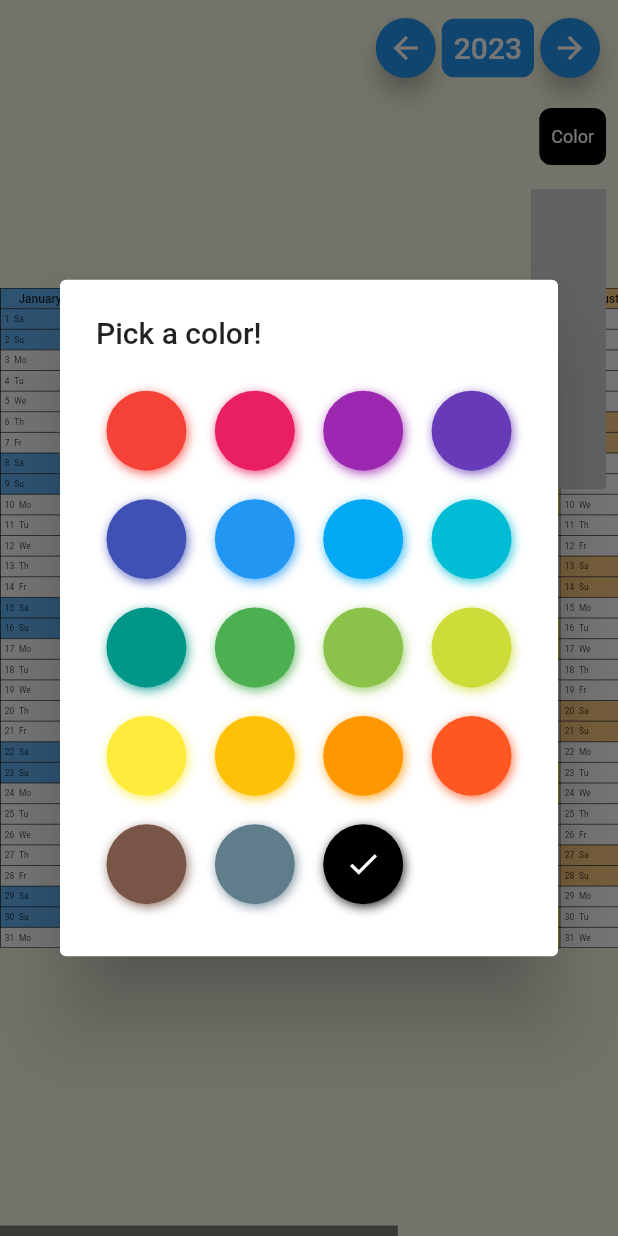
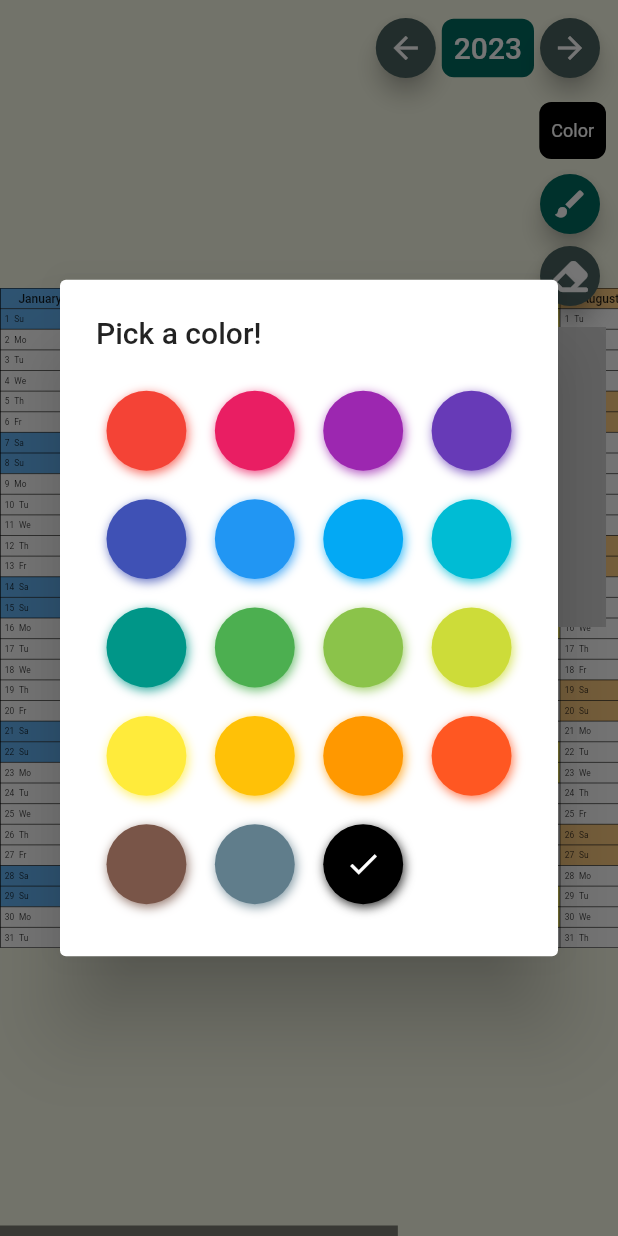
Before and after one commit to AlexanderThiele/stift_flutter_app, a Flutter app: the screen it shows once a user with an empty profile is signed in, after a tap on the "arrow forward" icon, after a tap on "Color", on a phone screen of 412 x 824 dp. Run offline on Flutter 3.47's test engine with Material 2 defaults, Android fonts, the phone set to English and light mode, and no system bars; drawn by our look-alikes of flutter_colorpicker; our stand-ins replace another_xlider, cloud_firestore, firebase_auth, firebase_core, flutter_riverpod, font_awesome_flutter and 2 more; missing offline and left inert: gesture_x_detector; accounts and stored records are empty; generated files the repository leaves out were written again; network calls fail.

Commit message:
brushes, colors, eraser etc.

```diff
--- a/lib/cal/paint_view.dart
+++ b/lib/cal/paint_view.dart
@@ -1,30 +1,31 @@
 import 'package:flutter/material.dart';
 import 'package:gesture_x_detector/gesture_x_detector.dart';
+import 'package:hooks_riverpod/hooks_riverpod.dart';
+import 'package:pencalendar/controller/active_brush_controller.dart';
+import 'package:pencalendar/controller/active_calendar_controller.dart';
+import 'package:pencalendar/controller/active_color_controller.dart';
+import 'package:pencalendar/controller/active_width_controller.dart';
+import 'package:pencalendar/models/brush.dart';
+import 'package:pencalendar/models/single_draw.dart';
 import 'package:pencalendar/utils/douglas_peucker_algorithmus.dart';
 
-class PaintView extends StatefulWidget {
+class PaintView extends ConsumerWidget {
   final Function enableZoom;
   final Function disableZoom;
   final Function(List<Offset>, Color, double) onPaintEnd;
-  final Color color;
-  final double activeWidth;
+  final Function(Offset) checkDelete;
 
-  const PaintView(
+  final currentDrawingProvider = StateProvider<List<Offset>>((ref) => []);
+
+  PaintView(
       {required this.enableZoom,
       required this.disableZoom,
       required this.onPaintEnd,
-      required this.color,
-      required this.activeWidth,
+      required this.checkDelete,
       Key? key})
       : super(key: key);
 
-  @override
-  State createState() => _PaintViewState();
-}
-
-class _PaintViewState extends State<PaintView> {
   // final List<CompletedPaint> _points = [];
-  List<Offset> _currentDrawing = [];
   late double width;
   late double height;
 
@@ -47,78 +48,106 @@ class _PaintViewState extends State<PaintView> {
   }
 
   @override
-  Widget build(BuildContext context) {
+  Widget build(BuildContext context, WidgetRef ref) {
+    final Color activeColor = ref.watch(activeColorProvider);
+    final activeWidth = ref.watch(activeWidthProvider);
+    final activeBrush = ref.watch(activeBrushProvider);
+    final currentDrawing = ref.watch(currentDrawingProvider);
+    final activeCalendar = ref.watch(activeCalendarControllerProvider);
+
     return LayoutBuilder(
       builder: (context, constraints) {
         width = constraints.maxWidth;
         height = constraints.maxHeight;
         return XGestureDetector(
             onMoveStart: (MoveEvent event) {
-            widget.disableZoom();
+              disableZoom();
+              if (activeBrush == Brush.eraser) {
+                return;
+              }
               print("move start");
-            setState(() {
-              _currentDrawing.add(event.localPos);
-            });
+              ref.read(currentDrawingProvider.notifier).state = [
+                ...currentDrawing,
+                event.localPos
+              ];
             },
             onMoveUpdate: (MoveEvent event) {
-            setState(() {
-              _currentDrawing.add(checkPos(event.localPos));
-            });
+              if (activeBrush == Brush.eraser) {
+                // check points
+                ref
+                    .read(activeCalendarControllerProvider.notifier)
+                    .onDeleteCalculation(event.localPos);
+                return;
+              } else {
+                ref.read(currentDrawingProvider.notifier).state = [
+                  ...currentDrawing,
+                  event.localPos
+                ];
+              }
             },
             onMoveEnd: (MoveEvent event) {
-            widget.enableZoom();
+              enableZoom();
+              if (activeBrush == Brush.eraser) {
+                return;
+              }
               print("move end");
-            widget.onPaintEnd.call(simplifyDouglasPeucker(_currentDrawing, 0.2),
-                widget.color, widget.activeWidth);
-            setState(() {
-              //_points.add(CompletedPaint(_currentDrawing, widget.color));
-              _currentDrawing = [];
-            });
+              onPaintEnd.call(simplifyDouglasPeucker(currentDrawing, 0.2),
+                  activeColor, activeWidth);
+
+              ref.read(currentDrawingProvider.notifier).state = [];
             },
             onScaleStart: (event) {
-            widget.enableZoom();
+              enableZoom();
             },
             onScaleUpdate: (event) {},
             onScaleEnd: () {
-            widget.disableZoom();
-            _currentDrawing.clear();
+              disableZoom();
+              ref.read(currentDrawingProvider.notifier).state = [];
             },
             child: CustomPaint(
               painter: Signature(
-                points: _currentDrawing,
-                color: widget.color,
-                strokeWidth: widget.activeWidth),
+                  points: currentDrawing,
+                  drawingList: activeCalendar?.drawingList,
+                  color: activeColor,
+                  strokeWidth: activeWidth),
               size: Size.infinite,
-          )
-        );
+            ));
       },
     );
   }
+
+  _checkDelete() {}
 }
 
-/*
-class CompletedPaint {
-  late List<Offset> pointList;
-  Color color;
-
-  CompletedPaint(List<Offset> completePointList, this.color) {
-    pointList = simplifyDouglasPeucker(completePointList, 0.2);
-    print("from ${completePointList.length} to ${pointList.length}");
-  }
-
-  get signature => Signature(points: pointList, color: color);
-}
-*/
 class Signature extends CustomPainter {
   List<Offset> points;
   Color color;
   double strokeWidth;
+  List<SingleDraw>? drawingList;
 
   Signature(
-      {required this.points, required this.color, required this.strokeWidth});
+      {required this.points,
+      required this.color,
+      required this.strokeWidth,
+      required this.drawingList});
 
   @override
   void paint(Canvas canvas, Size size) {
+    // EXISTING DRAWINGS
+    if (drawingList != null) {
+      for (SingleDraw draw in drawingList!) {
+        Paint paint = Paint()
+          ..color = draw.color
+          ..strokeCap = StrokeCap.round
+          ..strokeWidth = draw.size;
+
+        for (int i = 0; i < draw.pointList.length - 1; i++) {
+          canvas.drawLine(draw.pointList[i], draw.pointList[i + 1], paint);
+        }
+      }
+    }
+
+    // CURRENT DRAWING
     Paint paint = Paint()
       ..color = color
       ..strokeCap = StrokeCap.round
@@ -130,5 +159,13 @@ class Signature extends CustomPainter {
   }
 
   @override
-  bool shouldRepaint(Signature oldDelegate) => oldDelegate.points != points;
+  bool shouldRepaint(Signature oldDelegate) {
+    if (points != oldDelegate.points) {
+      return true;
     }
+    if (drawingList?.length != oldDelegate.drawingList?.length) {
+      return true;
+    }
+    return false;
+  }
+}
--- a/lib/cal/saved_paint_layer.dart
+++ b/lib/cal/saved_paint_layer.dart
@@ -4,12 +4,14 @@ import 'package:pencalendar/cal/widgets/signatur_painter.dart';
 import 'package:pencalendar/controller/active_calendar_controller.dart';
 import 'package:pencalendar/models/single_draw.dart';
 
-class SavedPaintLayer extends HookConsumerWidget {
+class SavedPaintLayer extends ConsumerWidget {
+  const SavedPaintLayer({Key? key}) : super(key: key);
 
   @override
   Widget build(BuildContext context, WidgetRef ref) {
     var activeCalProvider = ref.watch(activeCalendarControllerProvider);
-    if(activeCalProvider == null){
+    print("rebuild ${activeCalProvider?.drawingList.length}");
+    if (activeCalProvider == null) {
       return const SizedBox();
     }
     return CustomPaint(
--- /dev/null
+++ b/lib/controller/active_brush_controller.dart
@@ -0,0 +1,4 @@
+import 'package:hooks_riverpod/hooks_riverpod.dart';
+import 'package:pencalendar/models/brush.dart';
+
+final activeBrushProvider = StateProvider<Brush>((ref) => Brush.pen);
--- a/lib/main.dart
+++ b/lib/main.dart
@@ -21,29 +21,34 @@ class MyApp extends HookConsumerWidget {
   Widget build(BuildContext context, WidgetRef ref) {
     var user = ref.watch(authControllerProvider);
 
+    ThemeData theme =
+        ThemeData(colorSchemeSeed: Colors.teal, brightness: Brightness.light);
+
+    ThemeData themeDark =
+        ThemeData(colorSchemeSeed: Colors.teal, brightness: Brightness.dark);
+
     if (user == null) {
-      return Scaffold(
+      return MaterialApp(
+          theme: theme,
+          home: Scaffold(
               body: Column(
                   mainAxisAlignment: MainAxisAlignment.center,
                   crossAxisAlignment: CrossAxisAlignment.stretch,
                   children: const [
                 Align(
                     alignment: Alignment.center,
-              child: CircularProgressIndicator(),
-            )
-          ],
-        ),
-      );
+                    child: CircularProgressIndicator())
+              ])));
     }
     return MaterialApp.router(
       debugShowCheckedModeBanner: false,
+      theme: theme,
       routeInformationProvider: _router.routeInformationProvider,
       routeInformationParser: _router.routeInformationParser,
       routerDelegate: _router.routerDelegate,
       title: 'Pencal',
     );
   }
-
 
   final GoRouter _router = GoRouter(
     routes: <GoRoute>[
--- /dev/null
+++ b/lib/models/brush.dart
@@ -0,0 +1,3 @@
+enum Brush{
+  pen, eraser
+}
--- a/lib/pages/cal_page/cal_page.dart
+++ b/lib/pages/cal_page/cal_page.dart
@@ -3,11 +3,13 @@ import 'package:hooks_riverpod/hooks_riverpod.dart';
 import 'package:pencalendar/cal/cal_table.dart';
 import 'package:pencalendar/cal/paint_view.dart';
 import 'package:pencalendar/cal/saved_paint_layer.dart';
+import 'package:pencalendar/controller/active_brush_controller.dart';
 import 'package:pencalendar/controller/active_calendar_controller.dart';
 import 'package:pencalendar/controller/active_color_controller.dart';
 import 'package:pencalendar/controller/active_width_controller.dart';
 import 'package:pencalendar/controller/calendar_controller.dart';
 import 'package:pencalendar/models/Calendar.dart';
+import 'package:pencalendar/pages/cal_page/widgets/brushes_widget.dart';
 import 'package:pencalendar/pages/cal_page/widgets/color_widget.dart';
 import 'package:pencalendar/pages/cal_page/widgets/width_slider_widget.dart';
 import 'package:pencalendar/pages/cal_page/widgets/year_widget.dart';
@@ -27,15 +29,9 @@ class ZoomEnabledNotifier extends ChangeNotifier {
   }
 }
 
-class SelectedYearNotifier extends ChangeNotifier {
-  int currentYear = DateTime.now().year;
-}
-
-class CalPage extends HookConsumerWidget {
+class CalPage extends ConsumerWidget {
   final zoomEnabledProvider =
       ChangeNotifierProvider((_) => ZoomEnabledNotifier());
-  final selectedYearProvider =
-      ChangeNotifierProvider((ref) => SelectedYearNotifier());
 
   //final double width = 2048;
   //final double height = 1536;
@@ -47,10 +43,7 @@ class CalPage extends HookConsumerWidget {
   @override
   Widget build(BuildContext context, WidgetRef ref) {
     final ZoomEnabledNotifier zoomEnabled = ref.watch(zoomEnabledProvider);
-    final SelectedYearNotifier selectedYear = ref.watch(selectedYearProvider);
-    final Color activeColor = ref.watch(activeColorProvider);
-    final widthProvider = ref.watch(activeWidthProvider);
-    final List<Calendar> allCalendars = ref.watch(calendarControllerProvider);
+    final selectedYear = ref.watch(activeCalendarYearProvider);
 
     return Scaffold(
       body: LayoutBuilder(builder: (context, constraints) {
@@ -72,16 +65,17 @@ class CalPage extends HookConsumerWidget {
                   margin: const EdgeInsets.symmetric(vertical: 50),
                   child: Stack(
                     children: [
-                      CalTable(selectedYear.currentYear),
-                      SavedPaintLayer(),
+                      CalTable(selectedYear),
+                      // SavedPaintLayer(),
                       PaintView(
-                          color: activeColor,
-                          activeWidth: widthProvider,
                           enableZoom: () {
                             zoomEnabled.enable();
                           },
                           disableZoom: () {
                             zoomEnabled.disable();
+                          },
+                          checkDelete: (Offset offset) {
+
                           },
                           onPaintEnd: (List<Offset> pointList, Color color,
                               double size) {
@@ -97,7 +91,12 @@ class CalPage extends HookConsumerWidget {
                 child: Column(
                     mainAxisAlignment: MainAxisAlignment.start,
                     crossAxisAlignment: CrossAxisAlignment.stretch,
-                    children: const [YearWidget(), ColorPickerWidget(), WidthSliderWidget()]))
+                    children: const [
+                  YearWidget(),
+                  ColorPickerWidget(),
+                  BrushesWidget(),
+                  WidthSliderWidget()
+                ]))
           ],
         );
       }),
--- /dev/null
+++ b/lib/pages/cal_page/widgets/brushes_widget.dart
@@ -0,0 +1,42 @@
+import 'package:another_xlider/another_xlider.dart';
+import 'package:flutter/material.dart';
+import 'package:font_awesome_flutter/font_awesome_flutter.dart';
+import 'package:hooks_riverpod/hooks_riverpod.dart';
+import 'package:pencalendar/controller/active_brush_controller.dart';
+import 'package:pencalendar/controller/active_width_controller.dart';
+import 'package:pencalendar/models/brush.dart';
+
+class BrushesWidget extends ConsumerWidget {
+  const BrushesWidget({Key? key}) : super(key: key);
+
+  @override
+  Widget build(BuildContext context, WidgetRef ref) {
+    final brush = ref.watch(activeBrushProvider);
+    return Padding(
+      padding: const EdgeInsets.symmetric(horizontal: 8.0, vertical: 2.0),
+      child: Column(
+        mainAxisSize: MainAxisSize.min,
+        crossAxisAlignment: CrossAxisAlignment.end,
+        children: [
+          FloatingActionButton.small(
+              onPressed: () {
+                ref.read(activeBrushProvider.notifier).state = Brush.pen;
+              },
+              backgroundColor: brush == Brush.pen
+                  ? Theme.of(context).colorScheme.primary
+                  : Theme.of(context).colorScheme.secondary,
+              child: const Icon(Icons.brush)),
+          FloatingActionButton.small(
+            onPressed: () {
+              ref.read(activeBrushProvider.notifier).state = Brush.eraser;
+            },
+            backgroundColor: brush == Brush.eraser
+                ? Theme.of(context).colorScheme.primary
+                : Theme.of(context).colorScheme.secondary,
+            child: const FaIcon(FontAwesomeIcons.eraser)
+          )
+        ],
+      ),
+    );
+  }
+}
--- a/lib/pages/cal_page/widgets/color_widget.dart
+++ b/lib/pages/cal_page/widgets/color_widget.dart
@@ -11,7 +11,7 @@ class ColorPickerWidget extends ConsumerWidget {
   Widget build(BuildContext context, WidgetRef ref) {
     final color = ref.watch(activeColorProvider);
     return Padding(
-      padding: const EdgeInsets.all(8.0),
+      padding: const EdgeInsets.symmetric(horizontal: 8.0, vertical: 4.0),
       child: Row(
         mainAxisAlignment: MainAxisAlignment.end,
         children: [
@@ -34,11 +34,22 @@ class ColorPickerWidget extends ConsumerWidget {
                     });
               },
               child: Container(
-                  decoration: BoxDecoration(color: color, borderRadius: const BorderRadius.all(Radius.circular(8))),
-              child:  Padding(
-                padding: const EdgeInsets.symmetric(vertical: 12.0, horizontal: 8),
-                child: Center(child: Text("Color", style: Theme.of(context).textTheme.bodySmall?.apply(color: Colors.white),)),
-              ),)),
+                decoration: BoxDecoration(
+                    color: color,
+                    borderRadius: const BorderRadius.all(Radius.circular(8))),
+                child: Padding(
+                  padding:
+                      const EdgeInsets.symmetric(vertical: 12.0, horizontal: 8),
+                  child: Center(
+                      child: Text(
+                    "Color",
+                    style: Theme.of(context)
+                        .textTheme
+                        .bodySmall
+                        ?.apply(color: Colors.white),
+                  )),
+                ),
+              )),
         ],
       ),
     );
```
Also changed, not shown: lib/cal/widgets/signatur_painter.dart (+5 -2 lines), lib/controller/active_calendar_controller.dart (+45 -4 lines), lib/repo/firestore_repository.dart (+12 -1 lines), pubspec.yaml (+10 -0 lines), assets/logo/appicon.png (added), assets/logo/appicon_bg.png (added), assets/logo/appicon_fg.png (added), pubspec.lock, 19 other files. Lines whose indentation alone changed are shown as unchanged.
